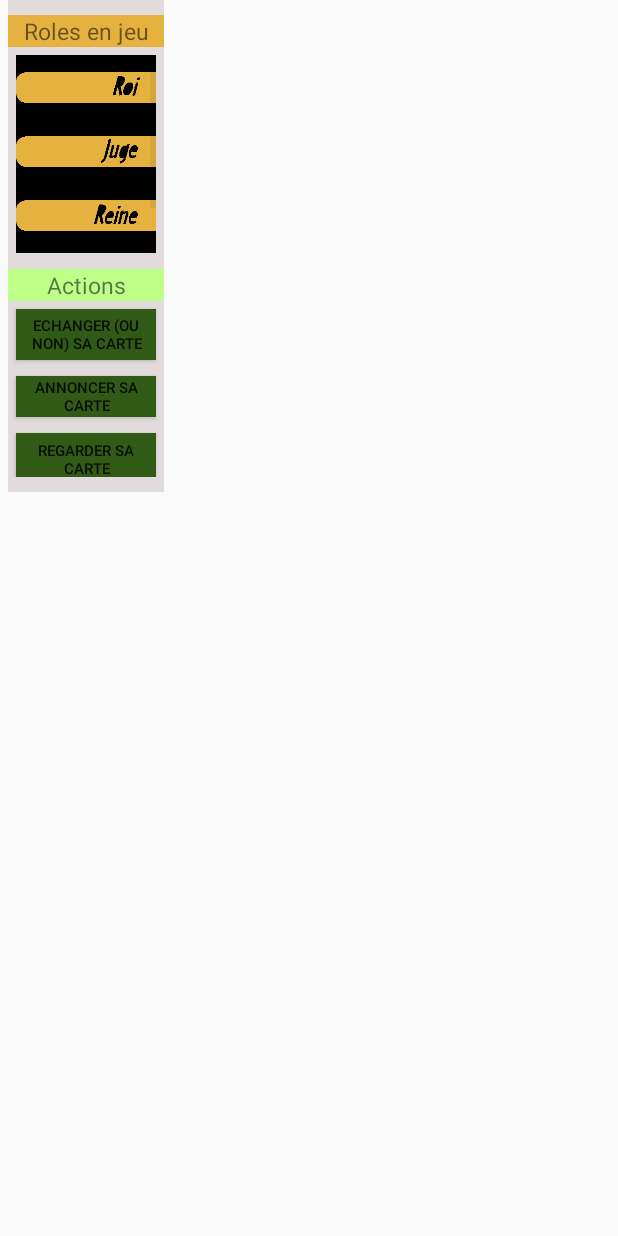
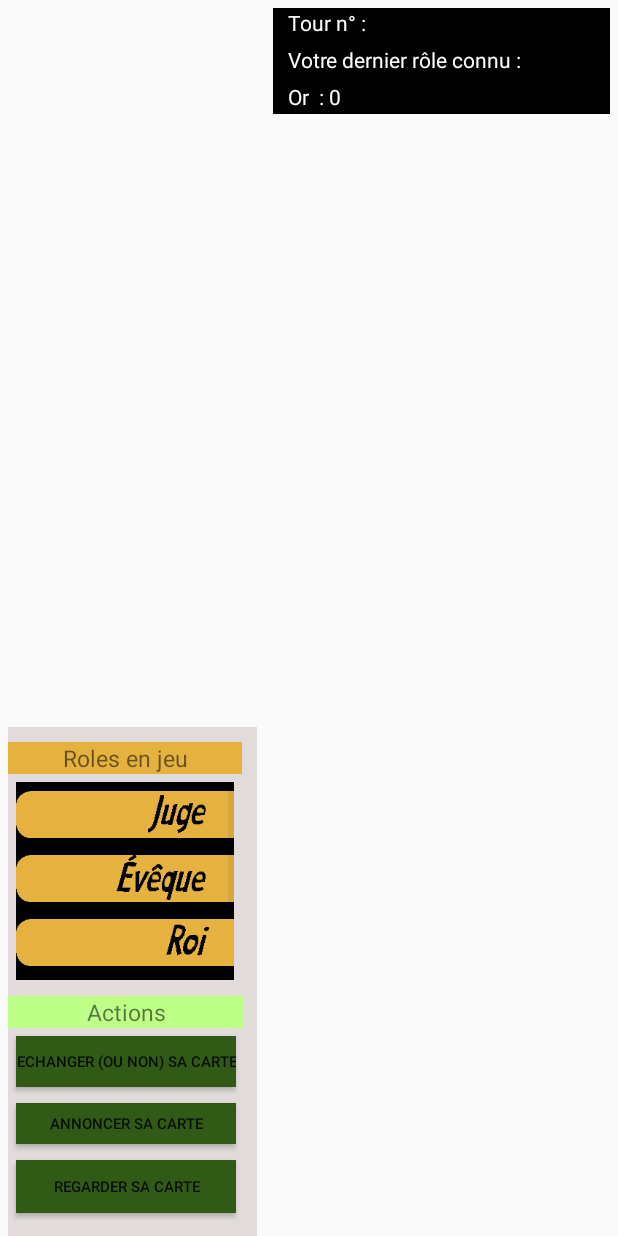
Before and after one commit to mhachet/Mascarade, an Android app: the PlateauMascarade screen opened directly, with no data from a screen before it, on a phone screen of 412 x 824 dp. Run offline under Robolectric (Android 15) with nearby library versions, the light colour scheme and no system bars; 1 statement that could not run was skipped.

Commit message:
add layout information(round, gold, role) and image label (roi, reine, ...)

```diff
--- a/app/src/main/java/com/mascarade/model/activities/PlateauMascarade.java
+++ b/app/src/main/java/com/mascarade/model/activities/PlateauMascarade.java
@@ -70,21 +70,42 @@ public class PlateauMascarade extends Activity {
         List<Card> cardArrayListInGame = bank.getBankCardsListStart();
         List listTypeCards = new ArrayList<>();
         //listTypeCards.add(imageView);
-
+        ArrayList<ListItem> myList = new ArrayList<>();
         ListView listViewCardsLabel = (ListView) findViewById(R.id.listView_roles_game);
         //Log.d(PLATEAU, "image id : " + R.drawable.roi_label + "  " + R.drawable.juge_label + " " + R.drawable.reine_label + " " + R.drawable.eveque_label);
+
+        String [] names = new String[cardArrayListInGame.size()];
+        int[] images = new int [cardArrayListInGame.size()];
+        boolean paysan = false;
         for(int i = 0 ; i < cardArrayListInGame.size(); i++){
             Card card = cardArrayListInGame.get(i);
             String cardType = cardArrayListInGame.get(i).getTypeCard();
 
+            int idImage =this.getIdImageFromCard(card);
+
+            if(idImage == 2130837584 && paysan == false) {
+                names[i] = cardType;
+                images[i] = idImage;
+                paysan = true;
+            }
+            else if(idImage != 2130837584){
+                names[i] = cardType;
+                images[i] = idImage;
+            }
+
+            Log.d(PLATEAU, "id : " + images[i] + " -- " + cardType.toLowerCase() + "_label");
+            ListItem item = new ListItem(images[i], names[i]);
+            item.setImageId(images[i]);
+            item.setNameImage(names[i]);
+            myList.add(item);
         }
 
-        int[] images = { R.drawable.roi_label, R.drawable.juge_label,
-                R.drawable.reine_label, R.drawable.eveque_label };
+        //int[] images = { R.drawable.roi_label, R.drawable.juge_label,
+                //R.drawable.reine_label, R.drawable.eveque_label };
 
-        String [] names = {"Roi", "Juge", "Reine", "Eveque"};
-        ArrayList<ListItem> myList = new ArrayList<>();
+        //String [] names = {"Roi", "Juge", "Reine", "Eveque"};
 
+/*
         for (int i = 0; i < images.length; i++) {
             ListItem item = new ListItem(images[i], names[i]);
             item.setImageId(images[i]);
@@ -92,7 +113,7 @@ public class PlateauMascarade extends Activity {
             Log.d(PLATEAU, names[i] + " => id : " + images[i]);
             myList.add(item);
         }
-
+*/
         RolesAdapter adapter = new RolesAdapter(this, myList);
         listViewCardsLabel.setAdapter(adapter);
         listViewCardsLabel.setOnItemClickListener(adapter);
@@ -101,6 +122,51 @@ public class PlateauMascarade extends Activity {
 
     }
 
+    public int getIdImageFromCard(Card card){
+
+        String cardType = card.getTypeCard();
+
+        int idImage = 0;
+
+        if(cardType.equals("Juge")) {
+            idImage = R.drawable.juge_label;
+        }
+        else if(cardType.equals("Espionne")) {
+            idImage = R.drawable.espionne_label;
+        }
+        else if(cardType.equals("Eveque")) {
+            idImage = R.drawable.eveque_label;
+        }
+        else if(cardType.equals("Fou")) {
+            idImage = R.drawable.fou_label;
+        }
+        else if(cardType.equals("Inquisiteur")) {
+            idImage = R.drawable.inquisiteur_label;
+        }
+        else if(cardType.equals("Paysan")) {
+            idImage = R.drawable.paysans_label;
+        }
+        else if(cardType.equals("Reine")) {
+            idImage = R.drawable.reine_label;
+        }
+        else if(cardType.equals("Roi")) {
+            idImage = R.drawable.roi_label;
+        }
+        else if(cardType.equals("Sorciere")) {
+            idImage = R.drawable.sorciere_label;
+        }
+        else if(cardType.equals("Tricheur")) {
+            idImage = R.drawable.tricheur_label;
+        }
+        else if(cardType.equals("Veuve")) {
+            idImage = R.drawable.veuve_label;
+        }
+        else if(cardType.equals("Voleur")) {
+            idImage = R.drawable.voleur_label;
+        }
+
+        return idImage;
+    }
 
     public void fouPower(Bank game) {
         boolean changeCards = true;
--- a/app/src/main/res/layout/activity_plateau_mascarade.xml
+++ b/app/src/main/res/layout/activity_plateau_mascarade.xml
@@ -1,21 +1,24 @@
 <?xml version="1.0" encoding="utf-8"?>
 <LinearLayout xmlns:android="http://schemas.android.com/apk/res/android"
-    android:orientation="vertical" android:layout_width="match_parent"
+    android:orientation="horizontal" android:layout_width="match_parent"
     android:layout_height="match_parent">
 
     <LinearLayout
+        android:layout_column="1"
         android:orientation="vertical"
-        android:layout_width="104dp"
-        android:layout_height="328dp"
+        android:layout_width="166dp"
+        android:layout_height="wrap_content"
         android:id="@+id/linearLayout_roles_actions"
         android:layout_gravity="bottom"
         android:layout_marginLeft="5dp"
         android:layout_marginRight="5dp"
         android:background="#e1dbdb">
 
+
+
         <LinearLayout
             android:orientation="vertical"
-            android:layout_width="match_parent"
+            android:layout_width="wrap_content"
             android:layout_height="164dp"
             android:id="@+id/linearLayout_bloc_roles"
             android:layout_marginBottom="5dp"
@@ -35,7 +38,7 @@
 
             <ListView
                 android:layout_height="match_parent"
-                android:layout_width="match_parent"
+                android:layout_width="145dp"
                 android:divider="@android:color/transparent"
                 android:dividerHeight="0sp"
                 android:id="@+id/listView_roles_game"
@@ -45,7 +48,7 @@
 
         <LinearLayout
             android:orientation="vertical"
-            android:layout_width="match_parent"
+            android:layout_width="wrap_content"
             android:layout_height="match_parent"
             android:gravity="fill_vertical"
             android:id="@+id/linearLayout_bloc_actions"
@@ -119,4 +122,98 @@
         </LinearLayout>
 
     </LinearLayout>
+
+    <LinearLayout
+        android:layout_column="3"
+        android:orientation="vertical"
+        android:layout_width="match_parent"
+        android:layout_height="81dp"
+        android:id="@+id/linearLayout_informations"
+        android:gravity="right"
+        android:weightSum="1"
+        android:layout_marginTop="0dp"
+        android:paddingTop="5dp"
+        android:paddingBottom="5dp"
+        android:paddingRight="5dp"
+        android:paddingLeft="5dp">
+
+        <LinearLayout
+            android:orientation="horizontal"
+            android:layout_width="match_parent"
+            android:layout_height="wrap_content"
+            android:background="#000000"
+            android:paddingRight="0dp">
+
+            <TextView
+                android:layout_width="wrap_content"
+                android:layout_height="wrap_content"
+                android:text="Tour n° : "
+                android:id="@+id/textView_label_round"
+                android:layout_gravity="left"
+                android:textColor="#ffffff"
+                android:paddingBottom="5dp"
+                android:paddingRight="0dp"
+                android:paddingLeft="10dp" />
+
+            <TextView
+                android:layout_width="match_parent"
+                android:layout_height="wrap_content"
+                android:id="@+id/textView_round"
+                android:paddingBottom="5dp"
+                android:textColor="#FFFFFF" />
+
+        </LinearLayout>
+
+        <LinearLayout
+            android:orientation="horizontal"
+            android:layout_width="match_parent"
+            android:layout_height="wrap_content"
+            android:background="#000000">
+
+            <TextView
+                android:layout_width="wrap_content"
+                android:layout_height="wrap_content"
+                android:text="Votre dernier rôle connu : "
+                android:id="@+id/textView_label_last_role_known"
+                android:textColor="#ffffff"
+                android:layout_gravity="left"
+                android:paddingBottom="5dp"
+                android:paddingLeft="10dp" />
+
+            <TextView
+                android:layout_width="match_parent"
+                android:layout_height="wrap_content"
+                android:paddingBottom="5dp"
+                android:id="@+id/textView_last_role_known"
+                android:textColor="#FFFFFF" />
+        </LinearLayout>
+
+        <LinearLayout
+            android:orientation="horizontal"
+            android:layout_width="match_parent"
+            android:layout_height="wrap_content"
+            android:background="#000000"
+            android:weightSum="1"
+            android:paddingBottom="5dp">
+
+            <TextView
+                android:layout_width="wrap_content"
+                android:layout_height="wrap_content"
+                android:text="Or  : "
+                android:id="@+id/textView_label_gold"
+                android:textColor="#ffffff"
+                android:layout_gravity="left"
+                android:paddingLeft="10dp" />
+
+            <TextView
+                android:layout_width="match_parent"
+                android:layout_height="wrap_content"
+                android:text="0"
+                android:id="@+id/textView_gold"
+                android:textColor="#FFFFFF" />
+
+        </LinearLayout>
+
+    </LinearLayout>
+
 </LinearLayout>
```
Also changed, not shown: app/src/main/res/drawable-hdpi/espionne_label.png, app/src/main/res/drawable-hdpi/eveque_label.png, app/src/main/res/drawable-hdpi/fou_label.png, app/src/main/res/drawable-hdpi/inquisiteur_label.png, app/src/main/res/drawable-hdpi/juge_label.png, app/src/main/res/drawable-hdpi/paysans_label.png, app/src/main/res/drawable-hdpi/reine_label.png, app/src/main/res/drawable-hdpi/roi_label.png, app/src/main/res/drawable-hdpi/sorciere_label.png, app/src/main/res/drawable-hdpi/tricheur_label.png, app/src/main/res/drawable-hdpi/veuve_label.png, app/src/main/res/drawable-hdpi/voleur_label.png.
